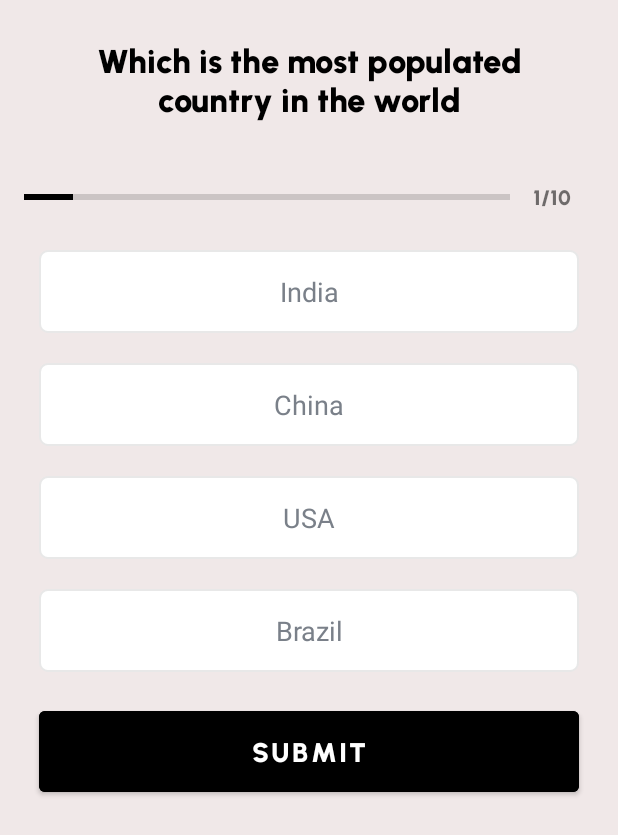
After one commit to Nischal-S-Dwaral/EducationSupport, an Android app: the TakeQuizActivity screen opened directly, with no data from a screen before it, on a phone screen of 412 x 824 dp. The commit adds this screen. Shown: the top 835 px of the screen. Run offline under Robolectric (Android 15) with nearby library versions, the phone set to English and light mode, and no system bars.

Commit message:
Implementing the take of the quiz flow for the learner

```diff
--- /dev/null
+++ b/app/src/main/java/com/example/educationsupport/constants/QuestionsConstants.kt
@@ -0,0 +1,132 @@
+package com.example.educationsupport.constants
+
+import com.example.educationsupport.model.Question
+
+object QuestionsConstants {
+
+    fun getQuestions(): ArrayList<Question> {
+        val question1 = Question(
+            1,
+            1,
+            "Which is the most populated country in the world",
+            "India",
+            "China",
+            "USA",
+            "Brazil",
+            1
+        )
+
+        val question2 = Question(
+            2,
+            1,
+            "Which is the most populated country in the world",
+            "India",
+            "China",
+            "USA",
+            "Brazil",
+            1
+        )
+
+        val question3 = Question(
+            3,
+            1,
+            "Which is the most populated country in the world",
+            "India",
+            "China",
+            "USA",
+            "Brazil",
+            1
+        )
+
+        val question4 = Question(
+            4,
+            1,
+            "Which is the most populated country in the world",
+            "India",
+            "China",
+            "USA",
+            "Brazil",
+            1
+        )
+
+        val question5 = Question(
+            5,
+            1,
+            "Which is the most populated country in the world",
+            "India",
+            "China",
+            "USA",
+            "Brazil",
+            1
+        )
+
+        val question6 = Question(
+            6,
+            1,
+            "Which is the most populated country in the world",
+            "India",
+            "China",
+            "USA",
+            "Brazil",
+            1
+        )
+
+        val question7 = Question(
+            7,
+            1,
+            "Which is the most populated country in the world",
+            "India",
+            "China",
+            "USA",
+            "Brazil",
+            1
+        )
+
+        val question8 = Question(
+            8,
+            1,
+            "Which is the most populated country in the world",
+            "India",
+            "China",
+            "USA",
+            "Brazil",
+            1
+        )
+
+        val question9 = Question(
+            9,
+            1,
+            "Which is the most populated country in the world",
+            "India",
+            "China",
+            "USA",
+            "Brazil",
+            1
+        )
+
+        val question10 = Question(
+            10,
+            1,
+            "Which is the most populated country in the world",
+            "India",
+            "China",
+            "USA",
+            "Brazil",
+            1
+        )
+
+        val questions = ArrayList<Question>()
+        questions.add(question1)
+        questions.add(question2)
+        questions.add(question3)
+        questions.add(question4)
+        questions.add(question5)
+        questions.add(question6)
+        questions.add(question7)
+        questions.add(question8)
+        questions.add(question9)
+        questions.add(question10)
+
+        return questions
+    }
+}
--- /dev/null
+++ b/app/src/main/java/com/example/educationsupport/learner/TakeQuizActivity.kt
@@ -0,0 +1,256 @@
+package com.example.educationsupport.learner
+
+import android.app.AlertDialog
+import android.content.Intent
+import android.graphics.Color
+import android.graphics.Typeface
+import android.os.Bundle
+import android.view.ContextThemeWrapper
+import android.view.View
+import android.widget.Button
+import android.widget.ProgressBar
+import android.widget.TextView
+import androidx.appcompat.app.AppCompatActivity
+import androidx.core.content.ContextCompat
+import androidx.core.view.WindowCompat
+import com.example.educationsupport.R
+import com.example.educationsupport.constants.Constants
+import com.example.educationsupport.constants.QuestionsConstants
+import com.example.educationsupport.model.Question
+
+class TakeQuizActivity : AppCompatActivity(), View.OnClickListener {
+
+    private var mCurrentQuestion: Int = 1
+    private var mQuestionsList: ArrayList<Question>? = null
+    private var mSelectedOptionPosition: Int = 0
+    private var mCorrectAnswers: Int = 0
+
+    private lateinit var questionTextView: TextView
+    private lateinit var progressBar: ProgressBar
+    private lateinit var progressBarTextView: TextView
+    private lateinit var optionOneTextView: TextView
+    private lateinit var optionTwoTextView: TextView
+    private lateinit var optionThreeTextView: TextView
+    private lateinit var optionFourTextView: TextView
+    private lateinit var submitButton: Button
+
+    override fun onCreate(savedInstanceState: Bundle?) {
+        super.onCreate(savedInstanceState)
+        setContentView(R.layout.activity_take_quiz)
+
+        /**
+         * Initialize
+         */
+        questionTextView = findViewById(R.id.tv_take_quiz_question)
+        progressBar = findViewById(R.id.take_quiz_progress_bar)
+        progressBarTextView = findViewById(R.id.tv_take_quiz_progress)
+        optionOneTextView = findViewById(R.id.tv_take_quiz_option_one)
+        optionTwoTextView = findViewById(R.id.tv_take_quiz_option_two)
+        optionThreeTextView = findViewById(R.id.tv_take_quiz_option_three)
+        optionFourTextView = findViewById(R.id.tv_take_quiz_option_four)
+        submitButton = findViewById(R.id.btn_take_quiz_submit)
+
+        /**
+         * Remove the time and battery etc top bar
+         */
+        WindowCompat.setDecorFitsSystemWindows(window, false)
+
+        /**
+         * Get the question list
+         */
+        mQuestionsList = QuestionsConstants.getQuestions()
+
+        setQuestion()
+
+        optionOneTextView.setOnClickListener(this)
+        optionTwoTextView.setOnClickListener(this)
+        optionThreeTextView.setOnClickListener(this)
+        optionFourTextView.setOnClickListener(this)
+        submitButton.setOnClickListener(this)
+    }
+
+    /**
+     * Setting the question object to the layout parameters
+     */
+    private fun setQuestion() {
+
+        val question = mQuestionsList!![mCurrentQuestion-1]
+
+        /**
+         * Call to set the default options view
+         */
+        defaultOptionsView()
+
+        if (mCurrentQuestion == mQuestionsList!!.size) {
+            submitButton.text = "FINISH"
+        } else {
+            submitButton.text = "SUBMIT"
+        }
+
+        progressBar.progress = mCurrentQuestion
+        progressBar.max = mQuestionsList!!.size
+        progressBarTextView.text = "$mCurrentQuestion"+"/"+progressBar.max
+
+        questionTextView.text = question.question
+        optionOneTextView.text = question.optionOne
+        optionTwoTextView.text = question.optionTwo
+        optionThreeTextView.text = question.optionThree
+        optionFourTextView.text = question.optionFour
+
+        /**
+         * Making the options clickable
+         */
+        optionOneTextView.isClickable = true
+        optionTwoTextView.isClickable = true
+        optionThreeTextView.isClickable = true
+        optionFourTextView.isClickable = true
+    }
+
+    /**
+     * Set the default options view of the question
+     */
+    private fun defaultOptionsView() {
+        val options = ArrayList<TextView>()
+        options.add(0, optionOneTextView)
+        options.add(1, optionTwoTextView)
+        options.add(2, optionThreeTextView)
+        options.add(3, optionFourTextView)
+
+        for (option in options) {
+            option.setTextColor(Color.parseColor("#7A8089"))
+            option.typeface = Typeface.DEFAULT
+            option.background = ContextCompat.getDrawable(
+                this,
+                R.drawable.default_quiz_option_border_bg
+            )
+        }
+    }
+
+    /**
+     * Override the onClick method to change the view of the option when selected
+     */
+    override fun onClick(v: View?) {
+        when(v?.id) {
+            R.id.tv_take_quiz_option_one -> {
+                selectedOptionView(optionOneTextView,1)
+            }
+            R.id.tv_take_quiz_option_two -> {
+                selectedOptionView(optionTwoTextView,2)
+            }
+            R.id.tv_take_quiz_option_three -> {
+                selectedOptionView(optionThreeTextView,3)
+            }
+            R.id.tv_take_quiz_option_four -> {
+                selectedOptionView(optionFourTextView,4)
+            }
+            R.id.btn_take_quiz_submit -> {
+                /**
+                 * We have to move to the next question
+                 */
+                if (mSelectedOptionPosition == 0) {
+                    mCurrentQuestion++
+
+                    when {
+                        mCurrentQuestion <= mQuestionsList!!.size -> {
+                            setQuestion()
+                        } else -> {
+                        /**
+                         * Show the completed quiz screen and push the completed results to the DB
+                         */
+                        val intent = Intent(this, QuizResultActivity::class.java)
+                        intent.putExtra(Constants.TOTAL_QUESTIONS, mQuestionsList!!.size)
+                        intent.putExtra(Constants.CORRECT_ANSWERS, mCorrectAnswers)
+                        startActivity(intent)
+                        finish()
+                        }
+                    }
+                } else {
+                    /**
+                     * Setting the background of the options with wrong and correct answers color
+                     */
+                    val question = mQuestionsList!![mCurrentQuestion-1]
+                    if (question!!.correctAnswer != mSelectedOptionPosition) {
+                        answerView(mSelectedOptionPosition, R.drawable.wrong_quiz_option_border_bg)
+                    } else {
+                        /**
+                         * Increment the correct answer count
+                         */
+                        mCorrectAnswers++
+                    }
+                    answerView(question!!.correctAnswer, R.drawable.correct_quiz_option_border_bg)
+
+                    /**
+                     * Making the options non clickable
+                     */
+                    optionOneTextView.isClickable = false
+                    optionTwoTextView.isClickable = false
+                    optionThreeTextView.isClickable = false
+                    optionFourTextView.isClickable = false
+
+                    /**
+                     * Changing the submit button text
+                     */
+                    if (mCurrentQuestion == mQuestionsList!!.size) {
+                        submitButton.text = "FINISH"
+                    } else {
+                        submitButton.text = "GO TO NEXT QUESTION"
+                    }
+                    mSelectedOptionPosition = 0
+                }
+            }
+        }
+    }
+
+    /**
+     * Check with the answer and give the background
+     */
+    private fun answerView(answer: Int, drawableView: Int) {
+        when(answer) {
+            1 -> {
+                optionOneTextView.background = ContextCompat.getDrawable(
+                    this, drawableView
+                )
+            }
+            2 -> {
+                optionTwoTextView.background = ContextCompat.getDrawable(
+                    this, drawableView
+                )
+            }
+            3 -> {
+                optionThreeTextView.background = ContextCompat.getDrawable(
+                    this, drawableView
+                )
+            }
+            4 -> {
+                optionFourTextView.background = ContextCompat.getDrawable(
+                    this, drawableView
+                )
+            }
+        }
+    }
+
+    private fun selectedOptionView(tv: TextView, selectedOptionNum: Int) {
+        defaultOptionsView()
+        mSelectedOptionPosition = selectedOptionNum
+
+        tv.setTextColor(Color.parseColor("#363A43"))
+        tv.setTypeface(tv.typeface, Typeface.BOLD)
+        tv.background = ContextCompat.getDrawable(
+            this,
+            R.drawable.selected_quiz_option_border_bg
+        )
+    }
+
+    /**
+     * Show when the user clicks back button while taking the quiz
+     */
+    override fun onBackPressed() {
+        val builder = AlertDialog.Builder(ContextThemeWrapper(this, R.style.MyAlertDialogStyle))
+        builder.setMessage("Are you sure you want to exit? Clicking on Yes, will clear your progress!")
+            .setCancelable(false)
+            .setPositiveButton("Yes") { dialog, id -> finish() }
+            .setNegativeButton("No") { dialog, id -> dialog.cancel() }
+        val alert = builder.create()
+        alert.show()
+    }
+}
--- /dev/null
+++ b/app/src/main/java/com/example/educationsupport/model/Question.kt
@@ -0,0 +1,12 @@
+package com.example.educationsupport.model
+
+data class Question(
+    val id: Int,
+    val quizId: Int,
+    val question: String,
+    val optionOne: String,
+    val optionTwo: String,
+    val optionThree: String,
+    val optionFour: String,
+    val correctAnswer: Int
+)
--- /dev/null
+++ b/app/src/main/res/drawable/correct_quiz_option_border_bg.xml
@@ -0,0 +1,9 @@
+<?xml version="1.0" encoding="utf-8"?>
+<shape
+    xmlns:android="http://schemas.android.com/apk/res/android"
+    android:shape="rectangle">
+
+    <solid android:color="@android:color/holo_green_light"/>
+    <corners android:radius="5dp"/>
+
+</shape>
--- /dev/null
+++ b/app/src/main/res/drawable/default_quiz_option_border_bg.xml
@@ -0,0 +1,12 @@
+<?xml version="1.0" encoding="utf-8"?>
+<shape
+    xmlns:android="http://schemas.android.com/apk/res/android"
+    android:shape="rectangle">
+
+    <stroke
+        android:width="1dp"
+        android:color="#E8E8E8"/>
+    <solid android:color="@color/white"/>
+    <corners android:radius="5dp"/>
+
+</shape>
--- /dev/null
+++ b/app/src/main/res/drawable/selected_quiz_option_border_bg.xml
@@ -0,0 +1,12 @@
+<?xml version="1.0" encoding="utf-8"?>
+<shape
+    xmlns:android="http://schemas.android.com/apk/res/android"
+    android:shape="rectangle">
+
+    <stroke
+        android:width="1dp"
+        android:color="#F2970AEF"/>
+    <solid android:color="@color/white"/>
+    <corners android:radius="5dp"/>
+
+</shape>
--- /dev/null
+++ b/app/src/main/res/drawable/wrong_quiz_option_border_bg.xml
@@ -0,0 +1,9 @@
+<?xml version="1.0" encoding="utf-8"?>
+<shape
+    xmlns:android="http://schemas.android.com/apk/res/android"
+    android:shape="rectangle">
+
+    <solid android:color="@android:color/holo_red_light"/>
+    <corners android:radius="5dp"/>
+
+</shape>
--- /dev/null
+++ b/app/src/main/res/layout/activity_take_quiz.xml
@@ -0,0 +1,119 @@
+<?xml version="1.0" encoding="utf-8"?>
+<ScrollView
+    xmlns:android="http://schemas.android.com/apk/res/android"
+    xmlns:tools="http://schemas.android.com/tools"
+    android:layout_width="match_parent"
+    android:layout_height="match_parent"
+    android:background="#33B68E8E"
+    tools:context=".learner.TakeQuizActivity">
+
+    <LinearLayout
+        android:layout_width="match_parent"
+        android:layout_height="wrap_content"
+        android:orientation="vertical"
+        android:gravity="center"
+        android:padding="16dp">
+
+        <TextView
+            android:layout_width="match_parent"
+            android:layout_height="wrap_content"
+            android:layout_margin="10dp"
+            android:gravity="center"
+            android:textColor="@color/black"
+            android:textSize="22sp"
+            android:text="Question"
+            android:id="@+id/tv_take_quiz_question"/>
+
+        <LinearLayout
+            android:layout_width="match_parent"
+            android:layout_height="wrap_content"
+            android:layout_marginTop="16dp"
+            android:gravity="center_vertical"
+            android:orientation="horizontal"
+            android:id="@+id/ll_take_quiz_progress_details">
+
+            <ProgressBar
+                android:layout_width="0dp"
+                android:layout_height="wrap_content"
+                android:layout_weight="1"
+                android:max="10"
+                android:minHeight="50dp"
+                android:progress="0"
+                android:indeterminate="false"
+                android:id="@+id/take_quiz_progress_bar"
+                style="?android:progressBarStyleHorizontal"/>
+
+            <TextView
+                android:layout_width="wrap_content"
+                android:layout_height="wrap_content"
+                android:gravity="center"
+                android:padding="15dp"
+                android:textColorHint="#7A8089"
+                android:textSize="14sp"
+                tools:text="0/10"
+                android:id="@+id/tv_take_quiz_progress"/>
+        </LinearLayout>
+
+        <TextView
+            android:layout_width="match_parent"
+            android:layout_height="wrap_content"
+            android:layout_margin="10dp"
+            android:background="@drawable/default_quiz_option_border_bg"
+            android:gravity="center"
+            android:padding="15dp"
+            android:textColor="@color/black"
+            android:textSize="18sp"
+            tools:text="Option 1"
+            android:id="@+id/tv_take_quiz_option_one"/>
+
+        <TextView
+            android:layout_width="match_parent"
+            android:layout_height="wrap_content"
+            android:layout_margin="10dp"
+            android:background="@drawable/default_quiz_option_border_bg"
+            android:gravity="center"
+            android:padding="15dp"
+            android:textColor="@color/black"
+            android:textSize="18sp"
+            tools:text="Option 2"
+            android:id="@+id/tv_take_quiz_option_two"/>
+
+        <TextView
+            android:layout_width="match_parent"
+            android:layout_height="wrap_content"
+            android:layout_margin="10dp"
+            android:background="@drawable/default_quiz_option_border_bg"
+            android:gravity="center"
+            android:padding="15dp"
+            android:textColor="@color/black"
+            android:textSize="18sp"
+            tools:text="Option 3"
+            android:id="@+id/tv_take_quiz_option_three"/>
+
+        <TextView
+            android:layout_width="match_parent"
+            android:layout_height="wrap_content"
+            android:layout_margin="10dp"
+            android:background="@drawable/default_quiz_option_border_bg"
+            android:gravity="center"
+            android:padding="15dp"
+            android:textColor="@color/black"
+            android:textSize="18sp"
+            tools:text="Option 4"
+            android:id="@+id/tv_take_quiz_option_four"/>
+
+        <Button
+            android:layout_width="match_parent"
+            android:layout_height="wrap_content"
+            android:id="@+id/btn_take_quiz_submit"
+            android:layout_margin="10dp"
+            android:backgroundTint="@color/black"
+            android:text="SUBMIT"
+            android:textColor="@color/white"
+            android:textSize="18sp"
+            android:textStyle="bold"
+            android:padding="15dp"/>
+
+    </LinearLayout>
+
+</ScrollView>
--- a/app/src/main/res/values/themes.xml
+++ b/app/src/main/res/values/themes.xml
@@ -26,4 +26,17 @@
         <item name="android:fontFamily">@font/urbanist</item>
     </style>
 
+    <style name="MyAlertDialogStyle" parent="Theme.AppCompat.Light.Dialog.Alert">
+        <item name="android:buttonBarPositiveButtonStyle">@style/MyAlertDialogButtonStyle</item>
+        <item name="android:buttonBarNegativeButtonStyle">@style/MyAlertDialogButtonStyle</item>
+        <item name="android:buttonBarNeutralButtonStyle">@style/MyAlertDialogButtonStyle</item>
+        <item name="android:fontFamily">@font/urbanist</item>
+
+    </style>
+
+    <style name="MyAlertDialogButtonStyle" parent="Widget.AppCompat.Button.ButtonBar.AlertDialog">
+        <item name="android:textColor">@android:color/black</item>
+        <item name="android:fontFamily">@font/urbanist</item>
+    </style>
+
 </resources>
```
Also changed, not shown: app/src/main/AndroidManifest.xml (+8 -0 lines), app/src/main/java/com/example/educationsupport/adapters/learner/QuizListCardAdapter.kt (+18 -1 lines), app/src/main/java/com/example/educationsupport/constants/Constants.kt (added, +7 -0 lines), app/src/main/java/com/example/educationsupport/learner/QuizResultActivity.kt (added, +52 -0 lines), app/src/main/res/layout/activity_quiz_result.xml (added, +58 -0 lines), app/src/main/res/drawable/checklist.png (added).
